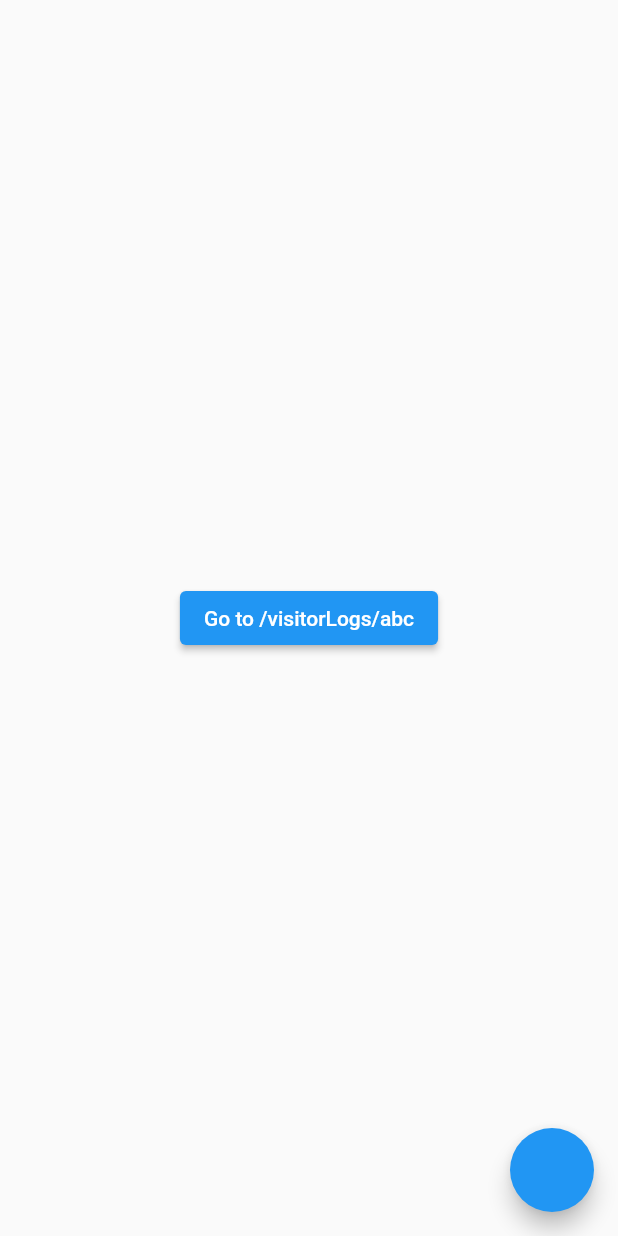
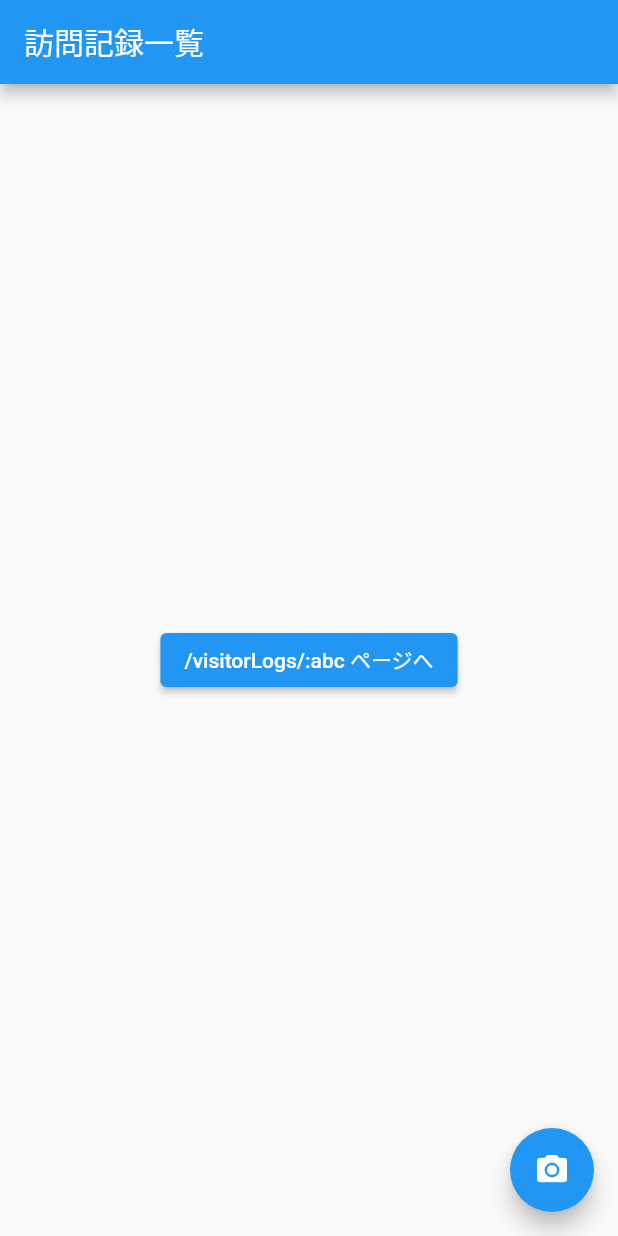
Before and after one commit to kosukesaigusa/besso-log-book, a Flutter app: the screen it shows after launch, on a phone screen of 412 x 824 dp. Run offline on Flutter 3.47's test engine with Material 2 defaults, Android fonts, the light colour scheme and no system bars; our stand-ins replace auto_route, camera, cloud_firestore, firebase_core, freezed_annotation, gap and 1 more; missing offline and left inert: image_picker_web; accounts and stored records are empty; statements that could not run were skipped.

Commit message:
feat: small refactors in visitor log related UIs

```diff
--- a/lib/visitor_log/ui/visitor_log_create.dart
+++ b/lib/visitor_log/ui/visitor_log_create.dart
@@ -12,11 +12,11 @@ class VisitorLogCreatePage extends StatelessWidget {
   @override
   Widget build(BuildContext context) {
     return Scaffold(
+      appBar: AppBar(title: const Text('訪問記録作成')),
       body: Center(
         child: Column(
           mainAxisAlignment: MainAxisAlignment.center,
           children: const [
-            Text('Create visitorLog page.'),
             ChooseImage(),
           ],
         ),
--- a/lib/visitor_log/ui/visitor_log_detail.dart
+++ b/lib/visitor_log/ui/visitor_log_detail.dart
@@ -16,11 +16,12 @@ class VisitorLogDetailPage extends ConsumerWidget {
   @override
   Widget build(BuildContext context, WidgetRef ref) {
     return Scaffold(
+      appBar: AppBar(title: const Text('訪問記録')),
       body: Center(
         child: Column(
           mainAxisAlignment: MainAxisAlignment.center,
           children: [
-            Text('visitorLogId: $visitorLogId'),
+            Text('訪問記録 ID: $visitorLogId'),
           ],
         ),
       ),
--- a/lib/visitor_log/ui/visitor_logs.dart
+++ b/lib/visitor_log/ui/visitor_logs.dart
@@ -13,6 +13,7 @@ class VisitorLogsPage extends ConsumerWidget {
   @override
   Widget build(BuildContext context, WidgetRef ref) {
     return Scaffold(
+      appBar: AppBar(title: const Text('訪問記録一覧')),
       body: Center(
         child: Column(
           mainAxisAlignment: MainAxisAlignment.center,
@@ -20,14 +21,16 @@ class VisitorLogsPage extends ConsumerWidget {
             ElevatedButton(
               onPressed: () => context.router
                   .push<void>(VisitorLogDetailRoute(visitorLogId: 'abc')),
-              child: const Text('Go to /visitorLogs/abc'),
+              child: const Text('/visitorLogs/:abc ページへ'),
             ),
           ],
         ),
       ),
       floatingActionButton: FloatingActionButton(
-        onPressed: () =>
-            context.router.push<void>(const VisitorLogCreateRoute()),
+        onPressed: () => context.router.push<void>(
+          const VisitorLogCreateRoute(),
+        ),
+        child: const Icon(Icons.camera_alt),
       ),
     );
   }
```
